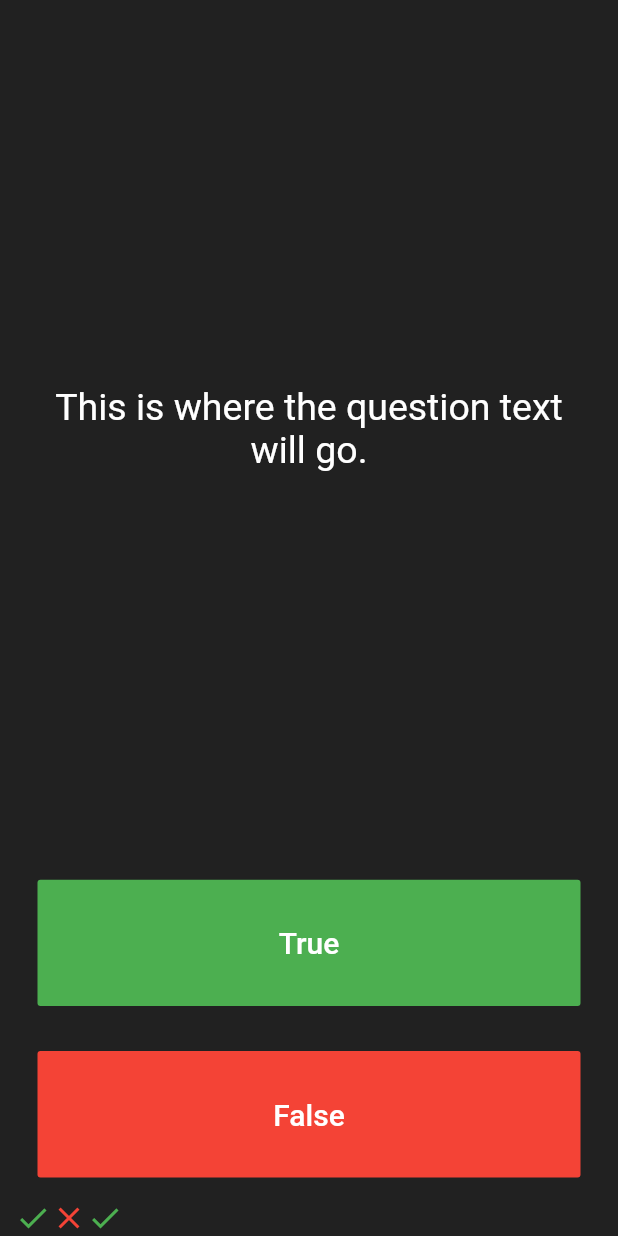
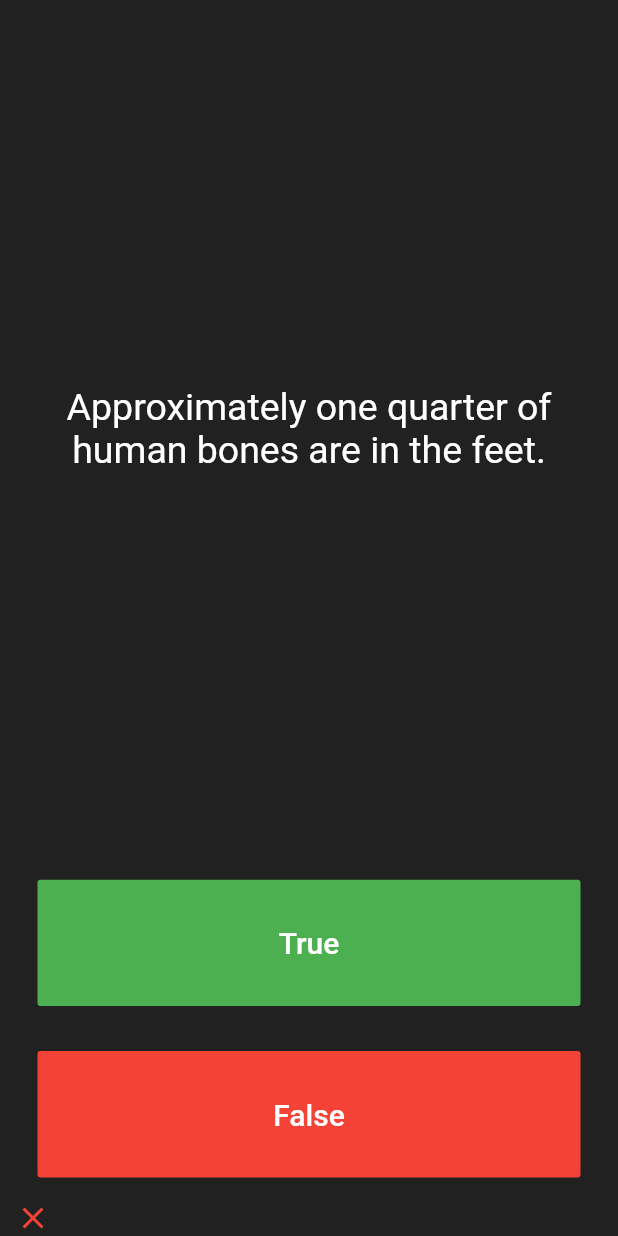
Before and after one commit to DanielLanghann/quizzler, a Flutter app: the screen it shows after launch, after a tap on "True", on a phone screen of 412 x 824 dp. Run offline on Flutter 3.47's test engine with Material 2 defaults, Android fonts, the phone set to English and light mode, and no system bars; our stand-ins replace rflutter_alert.

Commit message:
Finished v1

```diff
--- a/lib/main.dart
+++ b/lib/main.dart
@@ -1,4 +1,8 @@
 import 'package:flutter/material.dart';
+import 'package:quizzler/quiz_brain.dart';
+import 'package:rflutter_alert/rflutter_alert.dart';
+
+QuizBrain quizBrain = QuizBrain();
 
 void main() => runApp(Quizzler());
 
@@ -25,16 +29,49 @@ class QuizPage extends StatefulWidget {
 }
 
 class _QuizPageState extends State<QuizPage> {
-  List<Widget> scoreKeeper = [
+  List<Icon> scoreKeeper = [];
+
+
+
+  void checkAnswer(bool userPickedAnswer){
+
+    bool correctAnswer = quizBrain.getQuestionAnswer();
+
+    setState(() {
+
+      if(quizBrain.stillQuestions() == false){
+        // The end of the game is reached
+        Alert(
+          context: context,
+          title: 'Finished',
+          desc: 'You\'ve reached the end of the quiz',
+        ).show();
+
+        // Reset the questionNumber
+        quizBrain.resetQuestionNumber();
+
+        // empty out the scoreKeeper
+        scoreKeeper = [];
+      }else{
+        // The game is still running
+        if(userPickedAnswer == correctAnswer){
+          scoreKeeper.add(
             Icon(
               Icons.check,
               color: Colors.green,
-    ),
+            ));
+        }else{
+          scoreKeeper.add(
               Icon(
                 Icons.close,
                 color: Colors.red,
-    ),
-  ];
+              ));
+        }
+        quizBrain.nextQuestion();
+      }
+    });
+
+  }
 
   @override
   Widget build(BuildContext context) {
@@ -48,7 +85,7 @@ class _QuizPageState extends State<QuizPage> {
               padding: EdgeInsets.all(10.0),
               child: Center(
                 child: Text(
-                  'This is where the question text will go.',
+                quizBrain.getQuestionText(),
                   textAlign: TextAlign.center,
                   style: TextStyle(
                     fontSize: 25.0,
@@ -73,14 +110,7 @@ class _QuizPageState extends State<QuizPage> {
                 ),
                 onPressed: () {
                   //The user picked true.
-                  setState(() {
-                    scoreKeeper.add(
-                      Icon(
-                        Icons.check,
-                        color: Colors.green,
-                      ),
-                    );
-                  });
+                 checkAnswer(true);
                 },
               ),
             ),
@@ -99,14 +129,7 @@ class _QuizPageState extends State<QuizPage> {
                 ),
                 onPressed: () {
                   //The user picked false.
-                  setState(() {
-                    scoreKeeper.add(
-                      Icon(
-                        Icons.close,
-                        color: Colors.red,
-                      ),
-                    );
-                  });
+                  checkAnswer(false);
                 },
               ),
             ),
--- a/lib/quiz_brain.dart
+++ b/lib/quiz_brain.dart
@@ -0,0 +1,58 @@
+import 'package:quizzler/question.dart';
+
+class QuizBrain {
+
+  int _questionNumber = 0;
+
+  List<Question> _questionBank = [
+    Question(questionText: 'You can lead a cow down stairs but not up stairs.', answer: false),
+    Question(questionText: 'Approximately one quarter of human bones are in the feet.', answer: false),
+    Question(questionText: 'A slug\'s blood is green.', answer: false),
+    Question(questionText: 'Buzz Aldrin\'s mother\'s maiden name was \"Moon\".', answer: true),
+    Question(questionText: 'It is illegal to pee in the Ocean in Portugal.', answer: true),
+    Question(questionText: 'No piece of square dry paper can be folded in half more than 7 times.', answer: false),
+    Question(questionText: 'In London, UK, if you happen to die in the House of Parliament, you are technically entitled to a state funeral, because the building is considered too sacred a place.',
+        answer: true),
+    Question(questionText: 'The loudest sound produced by any animal is 188 decibels. That animal is the African Elephant.',
+        answer: false),
+    Question(questionText: 'The total surface area of two human lungs is approximately 70 square metres.', answer: true),
+    Question(questionText: 'Google was originally called \"Backrub\".', answer: true),
+    Question(questionText: 'Chocolate affects a dog\'s heart and nervous system; a few ounces are enough to kill a small dog.',
+        answer: true),
+    Question(questionText: 'In West Virginia, USA, if you accidentally hit an animal with your car, you are free to take it home to eat.',
+        answer: true),
+
+  ];
+
+  void nextQuestion(){
+    if (_questionNumber < _questionBank.length-1){
+      _questionNumber++;
+    }
+  }
+
+  bool stillQuestions(){
+    if(_questionNumber < _questionBank.length-1) return true;
+    else return false;
+  }
+
+  void resetQuestionNumber(){
+    this._questionNumber = 0;
+  }
+
+  String getQuestionText(){
+    return this._questionBank[_questionNumber].questionText;
+  }
+
+  bool getQuestionAnswer(){
+    return this._questionBank[_questionNumber].answer;
+  }
+
+  int getQuestionBankLength(){
+    return this._questionBank.length;
+  }
+
+  int getQuestionNumber(){
+    return this._questionNumber;
+  }
+
+}
--- a/pubspec.yaml
+++ b/pubspec.yaml
@@ -18,7 +18,7 @@ publish_to: 'none' # Remove this line if you wish to publish to pub.dev
 version: 1.0.0+1
 
 environment:
-  sdk: ">=2.17.5 <3.0.0"
+  sdk: ">=2.17.5 <3.0.5"
 
 # Dependencies specify other packages that your package needs in order to work.
 # To automatically upgrade your package dependencies to the latest versions
@@ -34,6 +34,7 @@ dependencies:
   # The following adds the Cupertino Icons font to your application.
   # Use with the CupertinoIcons class for iOS style icons.
   cupertino_icons: ^1.0.2
+  rflutter_alert: ^2.0.4
 
 dev_dependencies:
   flutter_test:
```
Also changed, not shown: lib/question.dart (+7 -0 lines), pubspec.lock, 1 other file. Lines whose indentation alone changed are shown as unchanged.
